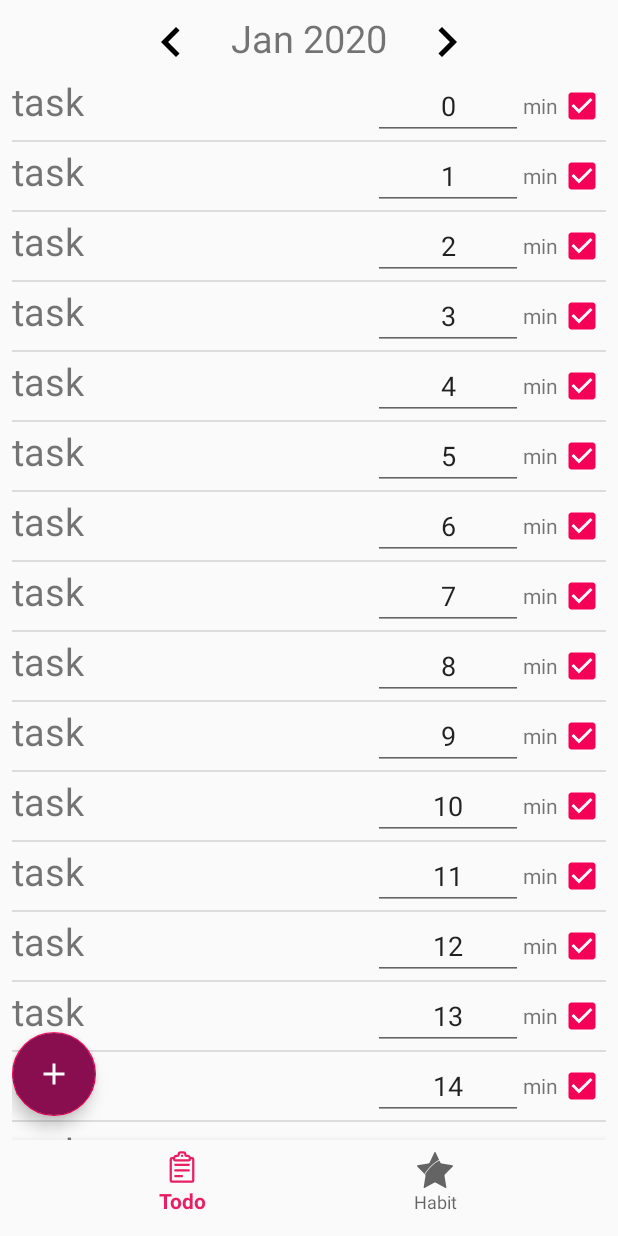
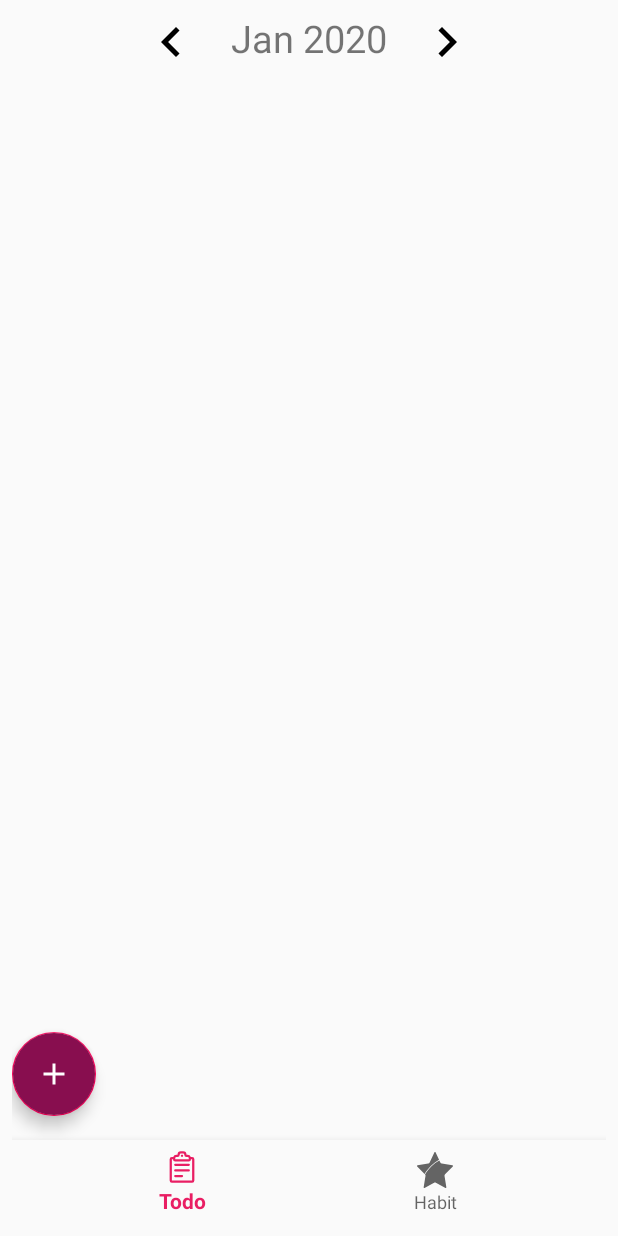
Before and after one commit to mohamedmashaal/LifeOrganizer, an Android app: the screen it shows after launch (MainActivity), on a phone screen of 412 x 824 dp. Run offline under Robolectric (Android 15) with nearby library versions, the phone set to English and light mode, and no system bars.

Commit message:
change dummy task with Task

```diff
--- a/app/src/main/java/com/example/lifeorganizer/Adapters/TaskAdapter.java
+++ b/app/src/main/java/com/example/lifeorganizer/Adapters/TaskAdapter.java
@@ -14,13 +14,13 @@ import android.widget.Toast;
 
 import com.example.lifeorganizer.Data.Task;
 import com.example.lifeorganizer.R;
-import com.example.lifeorganizer.fragments.FragmentTodo;
+
 
 import java.util.ArrayList;
 
-public class TaskAdapter extends ArrayAdapter<FragmentTodo.task> {
+public class TaskAdapter extends ArrayAdapter<Task> {
 
-    public TaskAdapter(Context context, ArrayList<FragmentTodo.task> words) {
+    public TaskAdapter(Context context, ArrayList<Task> words) {
         super(context, 0, words);
     }
 
@@ -34,22 +34,22 @@ public class TaskAdapter extends ArrayAdapter<FragmentTodo.task> {
         }
 
         // Get the {@link Word} object located at this position in the list
-        final FragmentTodo.task currentWord = getItem(position);
+        final Task task = getItem(position);
 
         // Find the TextView in the list_item.xml layout with the ID miwok_text_view.
-        TextView miwokTextView = (TextView) listItemView.findViewById(R.id.task_name_text);
+        TextView nameText = (TextView) listItemView.findViewById(R.id.task_name_text);
         // Get the Miwok translation from the currentWord object and set this text on
         // the Miwok TextView.
-        miwokTextView.setText(currentWord.name);
+        //nameText.setText(currentWord.name);
 
         final EditText timeField = listItemView.findViewById(R.id.task_time_spent_field);
-        timeField.setText(currentWord.time+"");
+        //timeField.setText(currentWord.time+"");
         //timeField.requestFocus();
 
         CheckBox checkBox = listItemView.findViewById(R.id.task_checkbox);
-        checkBox.setChecked(currentWord.status);
+        //checkBox.setChecked(currentWord.status);
 
-        checkBox.setOnCheckedChangeListener(new CompoundButton.OnCheckedChangeListener() {
+/*        checkBox.setOnCheckedChangeListener(new CompoundButton.OnCheckedChangeListener() {
             @Override
             public void onCheckedChanged(CompoundButton buttonView, boolean isChecked) {
                 currentWord.status = isChecked;
@@ -63,7 +63,7 @@ public class TaskAdapter extends ArrayAdapter<FragmentTodo.task> {
                 }
             }
         });
-
+*/
         // Find the TextView in the list_item.xml layout with the ID default_text_view.
 
         // Return the whole list item layout (containing 2 TextViews) so that it can be shown in
--- a/app/src/main/java/com/example/lifeorganizer/fragments/FragmentTodo.java
+++ b/app/src/main/java/com/example/lifeorganizer/fragments/FragmentTodo.java
@@ -15,6 +15,7 @@ import android.widget.TextView;
 import android.widget.Toast;
 
 import com.example.lifeorganizer.Adapters.TaskAdapter;
+import com.example.lifeorganizer.Data.Task;
 import com.example.lifeorganizer.R;
 import com.example.lifeorganizer.dialogs.IAddTaskDialog;
 import com.example.lifeorganizer.dialogs.AddTaskDialog;
@@ -25,11 +26,6 @@ public class FragmentTodo extends Fragment {
 
     private FragmentActivity myContext;
 
-    public static class task {
-        public String name = "task";
-        public int time = 0;
-        public boolean status = true;
-    }
     @Override
     public View onCreateView(LayoutInflater inflater, ViewGroup container,
                              Bundle savedInstanceState) {
@@ -85,11 +81,11 @@ public class FragmentTodo extends Fragment {
         });
 
         // Create a list of words
-        final ArrayList<task> tasks = new ArrayList<task>();
-        for (int i = 0; i < 20; i++) {
-            tasks.add(new task());
-            tasks.get(i).time = i;
-        }
+        final ArrayList<Task> tasks = new ArrayList<Task>();
+       // for (int i = 0; i < 20; i++) {
+//            tasks.add(new task());
+//            tasks.get(i).time = i;
+        //}
 
         TaskAdapter adapter = new TaskAdapter(getActivity(), tasks);
 
--- a/app/src/main/res/layout/task_item.xml
+++ b/app/src/main/res/layout/task_item.xml
@@ -14,7 +14,7 @@
         android:gravity="center_vertical"
         android:id="@+id/task_name_text"/>
     <EditText
-        android:layout_width="100dp"
+        android:layout_width="50dp"
         android:layout_height="wrap_content"
         android:text="-1"
         android:textAlignment="center"
```
